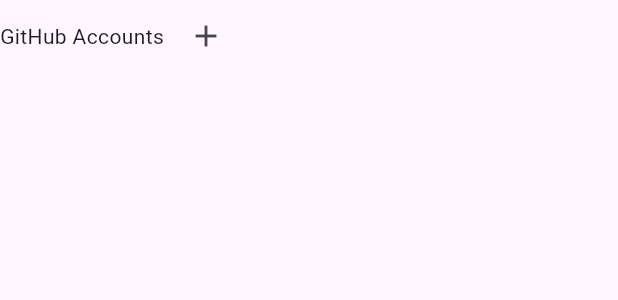
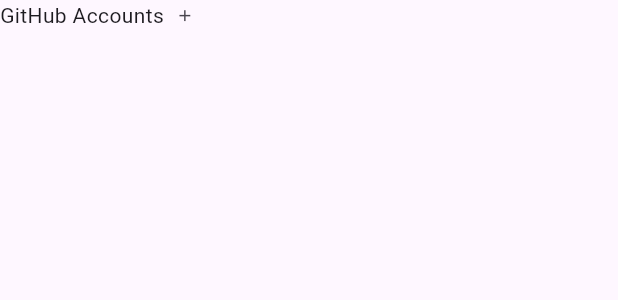
Before and after one commit to pkshimizu/tellyou, a Flutter app: the SettingGitHubView widget shown alone on an empty page, opened directly, on a phone screen of 412 x 824 dp. Shown: the top 300 px of the screen. Run offline on Flutter 3.47's test engine with Material 3 defaults, Android fonts, the phone set to English and light mode, and no system bars; our stand-ins replace drift, flutter_hooks, flutter_layout_grid, flutter_riverpod, freezed_annotation, hooks_riverpod and 1 more; missing offline and left inert: sqlite3; accounts and stored records are empty; generated files the repository leaves out were written again.

Commit message:
GitHubアカウント追加ボタンのサイズを調整
- TIconButtonにサイズ指定時のアイコンサイズとパディング調整機能を追加
- GitHubアカウント追加ボタンのサイズを20pxに設定

```diff
--- a/lib/ui/setting/widgets/github_view.dart
+++ b/lib/ui/setting/widgets/github_view.dart
@@ -26,6 +26,7 @@ class SettingGitHubView extends HookConsumerWidget {
                   TText("GitHub Accounts"),
                   TIconButton(
                     icon: Icons.add,
+                    size: 20,
                     onPressed: (context) {
                       GitHubPatRegisterDialog().show(context);
                     },
--- a/lib/ui/widgets/form/icon_button.dart
+++ b/lib/ui/widgets/form/icon_button.dart
@@ -16,15 +16,21 @@ class TIconButton extends StatelessWidget {
 
   @override
   Widget build(BuildContext context) {
-    return _sized(
-      IconButton(icon: Icon(_icon), onPressed: () => _onPressed(context)),
-    );
-  }
+    if (_size != null) {
+      // サイズ指定がある場合は、アイコンサイズとパディングを調整
+      final iconSize = _size * 0.625; // アイコンサイズはボタンサイズの62.5%
+      return SizedBox(
+        width: _size,
+        height: _size,
+        child: IconButton(
+          icon: Icon(_icon, size: iconSize),
+          padding: EdgeInsets.zero,
+          constraints: const BoxConstraints(),
+          onPressed: () => _onPressed(context),
+        ),
+      );
+    }
 
-  Widget _sized(Widget child) {
-    if (_size == null) {
-      return child;
-    }
-    return SizedBox(width: _size, height: _size, child: child);
+    return IconButton(icon: Icon(_icon), onPressed: () => _onPressed(context));
   }
 }
```
